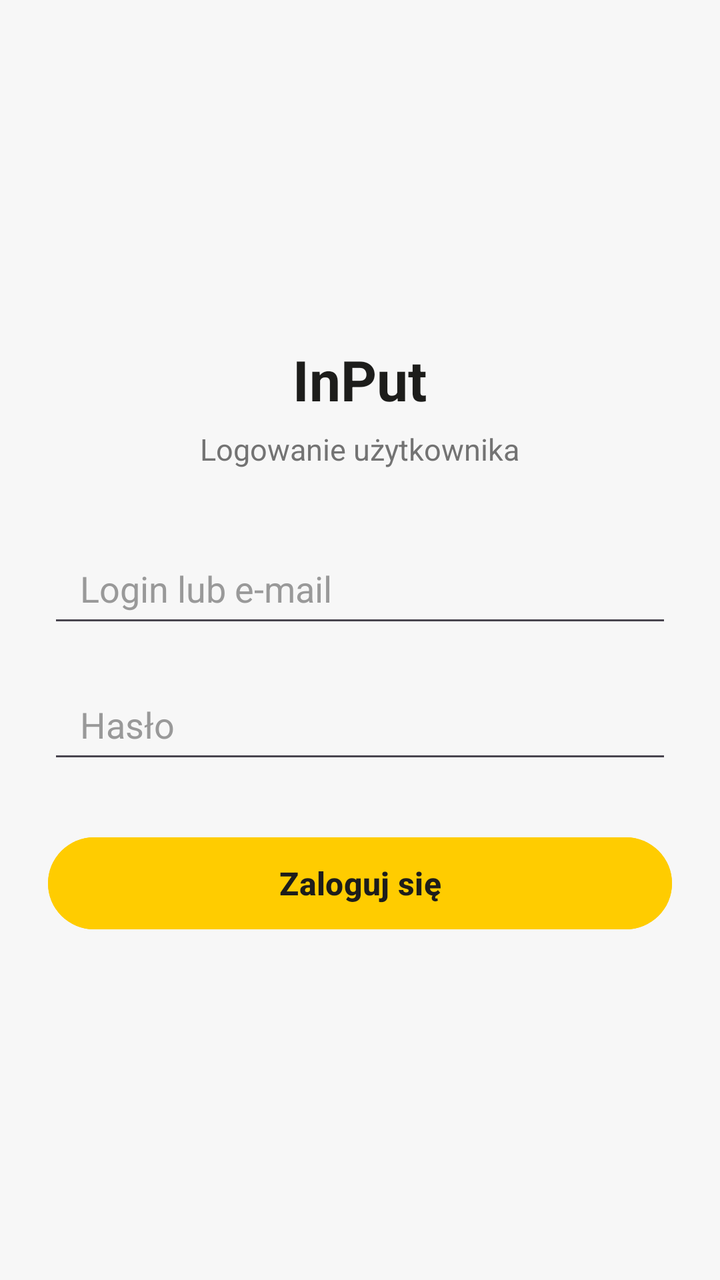
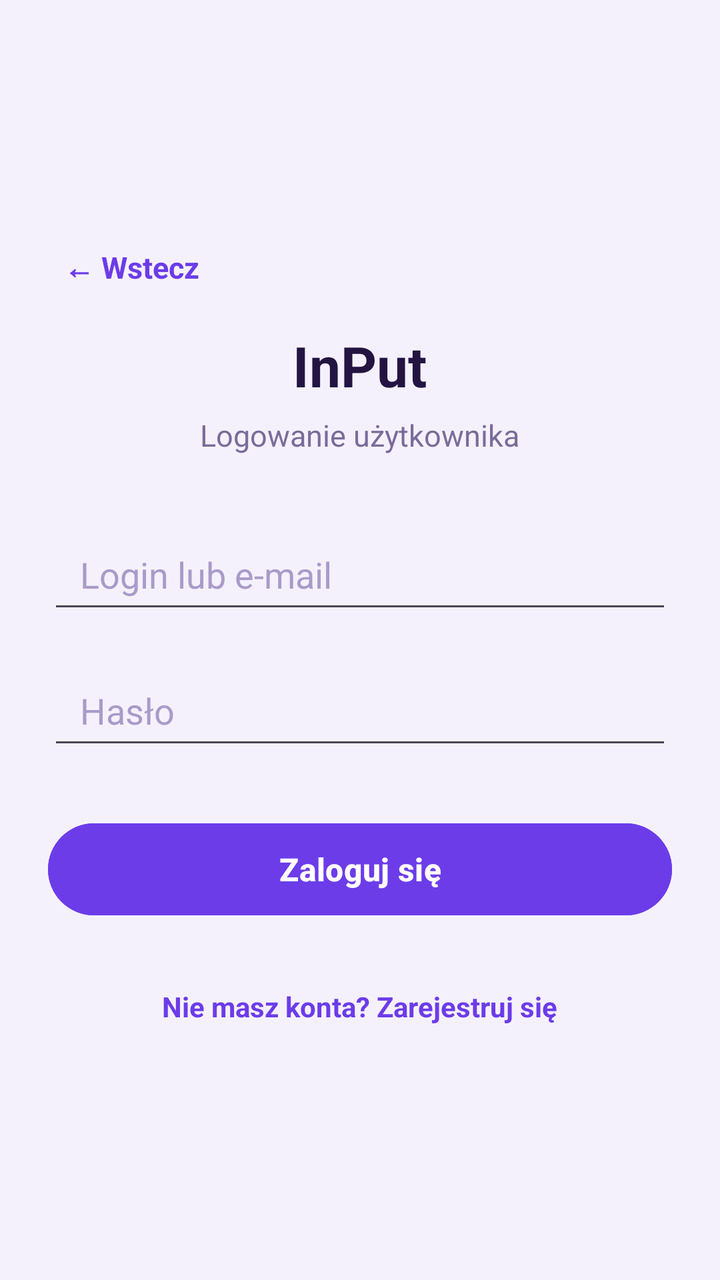

The first picture is an Android layout as it rendered before a commit; the second is the same layout after the commit. The layout source and the unified diff follow.
<!-- AndroidManifest.xml: application theme Theme.DemoEmptyActivity -->
<!-- res/layout/activity_login_user.xml -->
<?xml version="1.0" encoding="utf-8"?>
<androidx.appcompat.widget.LinearLayoutCompat
        xmlns:android="http://schemas.android.com/apk/res/android"
        xmlns:tools="http://schemas.android.com/tools"
        android:id="@+id/main"
        android:layout_width="match_parent"
        android:layout_height="match_parent"
        android:orientation="vertical"
        android:gravity="center"
        android:padding="24dp"
        android:background="#F7F7F7"
        tools:context=".LoginUserActivity">

    <TextView
            android:id="@+id/tvTitle"
            android:layout_width="wrap_content"
            android:layout_height="wrap_content"
            android:text="InPut"
            android:textSize="28sp"
            android:textStyle="bold"
            android:textColor="#1D1D1B"
            android:layout_marginBottom="6dp" />

    <TextView
            android:id="@+id/tvSubtitle"
            android:layout_width="wrap_content"
            android:layout_height="wrap_content"
            android:text="Logowanie użytkownika"
            android:textSize="15sp"
            android:textColor="#737373"
            android:layout_marginBottom="32dp" />

    <EditText
            android:id="@+id/etLogin"
            android:layout_width="match_parent"
            android:layout_height="52dp"
            android:hint="Login lub e-mail"
            android:inputType="text"
            android:paddingStart="16dp"
            android:paddingEnd="16dp"
            android:textColor="#1D1D1B"
            android:textColorHint="#999999"
            android:layout_marginBottom="16dp" />

    <EditText
            android:id="@+id/etPassword"
            android:layout_width="match_parent"
            android:layout_height="52dp"
            android:hint="Hasło"
            android:inputType="textPassword"
            android:paddingStart="16dp"
            android:paddingEnd="16dp"
            android:textColor="#1D1D1B"
            android:textColorHint="#999999"
            android:layout_marginBottom="28dp" />

    <Button
            android:id="@+id/btnSubmit"
            android:layout_width="match_parent"
            android:layout_height="54dp"
            android:text="Zaloguj się"
            android:textSize="16sp"
            android:textStyle="bold"
            android:textColor="#1D1D1B"
            android:backgroundTint="#FFCC00" />

</androidx.appcompat.widget.LinearLayoutCompat>
<!-- resources referenced by this layout -->
<resources>
  <style name="Theme.DemoEmptyActivity" parent="Base.Theme.DemoEmptyActivity" />
  <style name="Base.Theme.DemoEmptyActivity" parent="Theme.Material3.DayNight.NoActionBar">
          
          
      </style>
</resources>

<!-- the commit's change to res/layout/activity_login_user.xml (unified diff, before → after) -->
@@ -8,8 +8,22 @@
         android:orientation="vertical"
         android:gravity="center"
         android:padding="24dp"
-        android:background="#F7F7F7"
+        android:background="@color/purple_background"
         tools:context=".LoginUserActivity">
+
+    <TextView
+            android:id="@+id/btnBack"
+            android:layout_width="wrap_content"
+            android:layout_height="wrap_content"
+            android:layout_gravity="start"
+            android:text="← Wstecz"
+            android:textColor="@color/purple_primary"
+            android:textSize="15sp"
+            android:textStyle="bold"
+            android:clickable="true"
+            android:focusable="true"
+            android:padding="8dp"
+            android:layout_marginBottom="12dp" />
 
     <TextView
             android:id="@+id/tvTitle"
@@ -18,7 +32,7 @@
             android:text="InPut"
             android:textSize="28sp"
             android:textStyle="bold"
-            android:textColor="#1D1D1B"
+            android:textColor="@color/text_dark"
             android:layout_marginBottom="6dp" />
 
     <TextView
@@ -27,7 +41,7 @@
             android:layout_height="wrap_content"
             android:text="Logowanie użytkownika"
             android:textSize="15sp"
-            android:textColor="#737373"
+            android:textColor="@color/text_muted"
             android:layout_marginBottom="32dp" />
 
     <EditText
@@ -38,8 +52,8 @@
             android:inputType="text"
             android:paddingStart="16dp"
             android:paddingEnd="16dp"
-            android:textColor="#1D1D1B"
-            android:textColorHint="#999999"
+            android:textColor="@color/text_dark"
+            android:textColorHint="@color/hint_muted"
             android:layout_marginBottom="16dp" />
 
     <EditText
@@ -50,8 +64,8 @@
             android:inputType="textPassword"
             android:paddingStart="16dp"
             android:paddingEnd="16dp"
-            android:textColor="#1D1D1B"
-            android:textColorHint="#999999"
+            android:textColor="@color/text_dark"
+            android:textColorHint="@color/hint_muted"
             android:layout_marginBottom="28dp" />
 
     <Button
@@ -61,7 +75,20 @@
             android:text="Zaloguj się"
             android:textSize="16sp"
             android:textStyle="bold"
-            android:textColor="#1D1D1B"
-            android:backgroundTint="#FFCC00" />
+            android:textColor="@color/white"
+            android:backgroundTint="@color/purple_primary" />
+
+    <TextView
+            android:id="@+id/tvGoRegister"
+            android:layout_width="wrap_content"
+            android:layout_height="wrap_content"
+            android:text="Nie masz konta? Zarejestruj się"
+            android:textColor="@color/purple_primary"
+            android:textSize="14sp"
+            android:textStyle="bold"
+            android:clickable="true"
+            android:focusable="true"
+            android:padding="12dp"
+            android:layout_marginTop="20dp" />
 
 </androidx.appcompat.widget.LinearLayoutCompat>
<!-- resource entries referenced after the edit -->
@@ -1,9 +1,18 @@
 <!-- resources referenced by this layout -->
 <resources>
+  <color name="hint_muted">#A99BC9</color>
+  <color name="purple_background">#F5F1FC</color>
+  <color name="purple_primary">#6C3CE9</color>
+  <color name="text_dark">#241442</color>
+  <color name="text_muted">#7A6C99</color>
+  <color name="white">#FFFFFFFF</color>
   <style name="Theme.DemoEmptyActivity" parent="Base.Theme.DemoEmptyActivity" />
   <style name="Base.Theme.DemoEmptyActivity" parent="Theme.Material3.DayNight.NoActionBar">
-          
-          
+          <item name="colorPrimary">@color/purple_primary</item>
+          <item name="colorPrimaryDark">@color/purple_primary_dark</item>
+          <item name="colorOnPrimary">@color/white</item>
+          <item name="android:windowBackground">@color/purple_background</item>
       </style>
+  <color name="purple_primary_dark">#4B2AAE</color>
 </resources>
 
